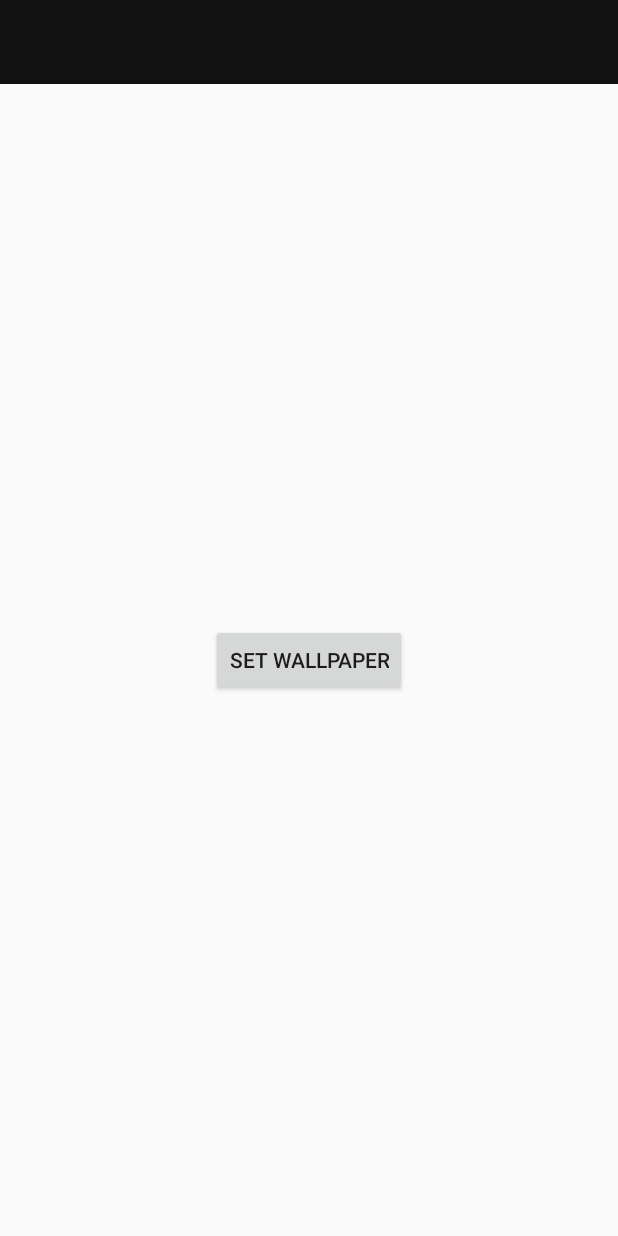
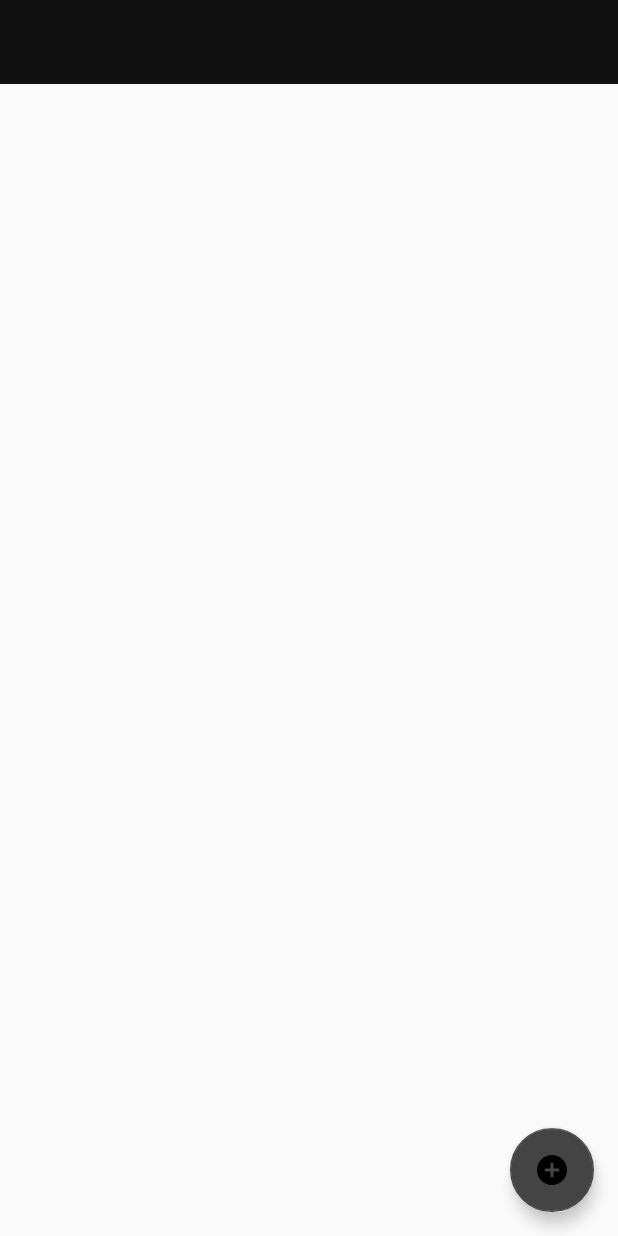
Before and after one commit to SamFerguson/RetroWallpaper, an Android app: the layout activity_bkg.xml on its own in the app's theme, with its tools: preview values and no code run, on a phone screen of 412 x 824 dp. Run offline under Robolectric (Android 15) with nearby library versions, the phone set to English and light mode, and no system bars.

Commit message:
recyclerview

```diff
--- a/app/build.gradle
+++ b/app/build.gradle
@@ -23,6 +23,7 @@ dependencies {
     implementation 'com.android.support:appcompat-v7:28.0.0'
     implementation 'com.android.support:design:28.0.0'
     implementation 'com.android.support.constraint:constraint-layout:1.1.3'
+    implementation 'com.android.support:recyclerview-v7:28.0.0'
     testImplementation 'junit:junit:4.12'
     androidTestImplementation 'com.android.support.test:runner:1.0.2'
     androidTestImplementation 'com.android.support.test.espresso:espresso-core:3.0.2'
--- a/app/src/main/AndroidManifest.xml
+++ b/app/src/main/AndroidManifest.xml
@@ -34,6 +34,8 @@
 
         <activity android:name="com.austin.retry.ChooseImageActivity">
         </activity>
+        <activity android:name="com.austin.retry.BackgroundActivity">
+        </activity>
 
     </application>
 
--- a/app/src/main/java/com/austin/retry/ChooseImageActivity.java
+++ b/app/src/main/java/com/austin/retry/ChooseImageActivity.java
@@ -22,8 +22,6 @@ public class ChooseImageActivity extends AppCompatActivity {
     protected void onCreate(@Nullable Bundle savedInstanceState) {
         super.onCreate(savedInstanceState);
         setContentView(R.layout.image_list_view);
-        Bundle b = getIntent().getExtras();
-        String which = b.getString("which");
 
         mListView= (ListView)findViewById(R.id.image_list_view);
         CursorAdapter mCursorAdapter;
--- a/app/src/main/java/com/austin/retry/ImageCursorAdapter.java
+++ b/app/src/main/java/com/austin/retry/ImageCursorAdapter.java
@@ -25,7 +25,6 @@ public class ImageCursorAdapter extends CursorAdapter {
     }
 
     public void bindView(View view, Context context, Cursor cursor) {
-        cursor.moveToFirst();
         System.out.println("Hello world!");
         TextView mTextView = (TextView) view.findViewById(R.id.imagesID);
         System.out.println(mTextView);
@@ -44,8 +43,7 @@ public class ImageCursorAdapter extends CursorAdapter {
 
     public View newView(Context context, Cursor cursor, ViewGroup parent) {
 
-        View v = LayoutInflater.from(context).inflate(R.layout.image_list_view,parent,false);
-        return v;
+        return LayoutInflater.from(context).inflate(R.layout.image_list_view,parent,false);
 
     }
 }
--- /dev/null
+++ b/app/src/main/res/drawable/ic_addcircle.xml
@@ -0,0 +1,9 @@
+<vector xmlns:android="http://schemas.android.com/apk/res/android"
+    android:width="24dp"
+    android:height="24dp"
+    android:viewportWidth="24"
+    android:viewportHeight="24">
+  <path
+      android:fillColor="#FF000000"
+      android:pathData="M12,2C6.48,2 2,6.48 2,12s4.48,10 10,10 10,-4.48 10,-10S17.52,2 12,2zM16,13h-3v3c0,0.55 -0.45,1 -1,1s-1,-0.45 -1,-1v-3L8,13c-0.55,0 -1,-0.45 -1,-1s0.45,-1 1,-1h3L11,8c0,-0.55 0.45,-1 1,-1s1,0.45 1,1v3h3c0.55,0 1,0.45 1,1s-0.45,1 -1,1z"/>
+</vector>
--- a/app/src/main/res/layout/activity_bkg.xml
+++ b/app/src/main/res/layout/activity_bkg.xml
@@ -12,12 +12,21 @@
         android:layout_width="match_parent"
         android:layout_height="match_parent">
 
-        <Button
-            android:id="@+id/butt1"
+        <android.support.v7.widget.RecyclerView
+            android:id="@+id/recycler_view"
+            android:scrollbars="vertical"
+            android:layout_width="match_parent"
+            android:layout_height="match_parent">
+
+        </android.support.v7.widget.RecyclerView>
+
+        <android.support.design.widget.FloatingActionButton
+            android:id="@+id/fab"
             android:layout_width="wrap_content"
             android:layout_height="wrap_content"
-            android:text="@string/butt1"
-            android:layout_gravity="center" />
+            android:layout_gravity="end|bottom"
+            android:src="@drawable/ic_addcircle"
+            android:layout_margin="16dp" />
 
     </FrameLayout>
 
```
Also changed, not shown: app/src/main/java/com/austin/retry/BackgroundActivity.java (added, +93 -0 lines), app/src/main/java/com/austin/retry/BackgroundAdapter.java (added, +60 -0 lines), app/src/main/java/com/austin/retry/MainActivity.java (+14 -11 lines), app/src/main/res/layout/img_view.xml (added, +7 -0 lines), app/src/main/res/layout/my_text_view.xml (added, +9 -0 lines).
